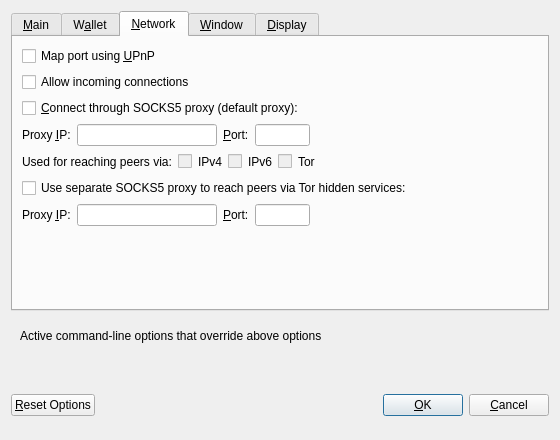
Qt form src/qt/forms/optionsdialog.ui (unitusdev/unitus) before a commit.
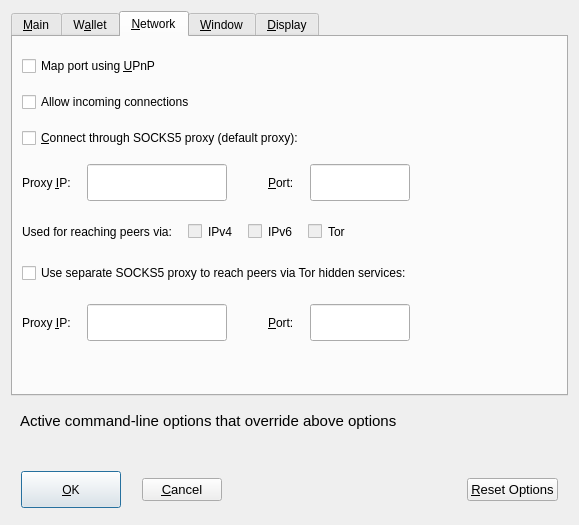
The same form after that commit. The open tabs and pages were chosen to show the change. Custom widgets are drawn as their Qt base class.

```diff
--- a/src/qt/forms/optionsdialog.ui
+++ b/src/qt/forms/optionsdialog.ui
@@ -6,8 +6,8 @@
    <rect>
     <x>0</x>
     <y>0</y>
-    <width>560</width>
-    <height>440</height>
+    <width>579</width>
+    <height>525</height>
    </rect>
   </property>
   <property name="windowTitle">
@@ -186,6 +186,22 @@
        <string>&amp;Network</string>
       </attribute>
       <layout class="QVBoxLayout" name="verticalLayout_Network">
+       <item>
+        <spacer name="verticalSpacer_3">
+         <property name="orientation">
+          <enum>Qt::Vertical</enum>
+         </property>
+         <property name="sizeType">
+          <enum>QSizePolicy::Fixed</enum>
+         </property>
+         <property name="sizeHint" stdset="0">
+          <size>
+           <width>20</width>
+           <height>10</height>
+          </size>
+         </property>
+        </spacer>
+       </item>
        <item>
         <widget class="QCheckBox" name="mapPortUpnp">
          <property name="toolTip">
@@ -196,6 +212,22 @@
          </property>
         </widget>
        </item>
+       <item>
+        <spacer name="verticalSpacer_4">
+         <property name="orientation">
+          <enum>Qt::Vertical</enum>
+         </property>
+         <property name="sizeType">
+          <enum>QSizePolicy::Fixed</enum>
+         </property>
+         <property name="sizeHint" stdset="0">
+          <size>
+           <width>20</width>
+           <height>10</height>
+          </size>
+         </property>
+        </spacer>
+       </item>
        <item>
         <widget class="QCheckBox" name="allowIncoming">
          <property name="toolTip">
@@ -206,6 +238,22 @@
          </property>
         </widget>
        </item>
+       <item>
+        <spacer name="verticalSpacer_9">
+         <property name="orientation">
+          <enum>Qt::Vertical</enum>
+         </property>
+         <property name="sizeType">
+          <enum>QSizePolicy::Fixed</enum>
+         </property>
+         <property name="sizeHint" stdset="0">
+          <size>
+           <width>20</width>
+           <height>10</height>
+          </size>
+         </property>
+        </spacer>
+       </item>
        <item>
         <widget class="QCheckBox" name="connectSocks">
          <property name="toolTip">
@@ -218,6 +266,9 @@
        </item>
        <item>
         <layout class="QHBoxLayout" name="horizontalLayout_1_Network">
+         <property name="topMargin">
+          <number>10</number>
+         </property>
          <item>
           <widget class="QLabel" name="proxyIpLabel">
            <property name="text">
@@ -231,12 +282,28 @@
            </property>
           </widget>
          </item>
+         <item>
+          <spacer name="horizontalSpacer_20">
+           <property name="orientation">
+            <enum>Qt::Horizontal</enum>
+           </property>
+           <property name="sizeType">
+            <enum>QSizePolicy::Fixed</enum>
+           </property>
+           <property name="sizeHint" stdset="0">
+            <size>
+             <width>10</width>
+             <height>20</height>
+            </size>
+           </property>
+          </spacer>
+         </item>
          <item>
           <widget class="QValidatedLineEdit" name="proxyIp">
            <property name="minimumSize">
             <size>
              <width>140</width>
-             <height>0</height>
+             <height>37</height>
             </size>
            </property>
            <property name="maximumSize">
@@ -250,6 +317,22 @@
            </property>
           </widget>
          </item>
+         <item>
+          <spacer name="horizontalSpacer_21">
+           <property name="orientation">
+            <enum>Qt::Horizontal</enum>
+           </property>
+           <property name="sizeType">
+            <enum>QSizePolicy::Fixed</enum>
+           </property>
+           <property name="sizeHint" stdset="0">
+            <size>
+             <width>35</width>
+             <height>20</height>
+            </size>
+           </property>
+          </spacer>
+         </item>
          <item>
           <widget class="QLabel" name="proxyPortLabel">
            <property name="text">
@@ -263,12 +346,28 @@
            </property>
           </widget>
          </item>
+         <item>
+          <spacer name="horizontalSpacer_22">
+           <property name="orientation">
+            <enum>Qt::Horizontal</enum>
+           </property>
+           <property name="sizeType">
+            <enum>QSizePolicy::Fixed</enum>
+           </property>
+           <property name="sizeHint" stdset="0">
+            <size>
+             <width>10</width>
+             <height>20</height>
+            </size>
+           </property>
+          </spacer>
+         </item>
          <item>
           <widget class="QLineEdit" name="proxyPort">
            <property name="minimumSize">
             <size>
-             <width>55</width>
-             <height>0</height>
+             <width>100</width>
+             <height>37</height>
             </size>
            </property>
            <property name="maximumSize">
@@ -299,6 +398,12 @@
        </item>
        <item>
         <layout class="QHBoxLayout" name="horizontalLayout_2_Network">
+         <property name="topMargin">
+          <number>15</number>
+         </property>
+         <property name="bottomMargin">
+          <number>15</number>
+         </property>
          <item>
           <widget class="QLabel" name="proxyActiveNets">
            <property name="text">
@@ -309,6 +414,22 @@
            </property>
           </widget>
          </item>
+         <item>
+          <spacer name="horizontalSpacer_23">
+           <property name="orientation">
+            <enum>Qt::Horizontal</enum>
+           </property>
+           <property name="sizeType">
+            <enum>QSizePolicy::Fixed</enum>
+           </property>
+           <property name="sizeHint" stdset="0">
+            <size>
+             <width>10</width>
+             <height>20</height>
+            </size>
+           </property>
+          </spacer>
+         </item>
          <item>
           <widget class="QCheckBox" name="proxyReachIPv4">
            <property name="enabled">
@@ -332,6 +453,22 @@
            </property>
           </widget>
          </item>
+         <item>
+          <spacer name="horizontalSpacer_24">
+           <property name="orientation">
+            <enum>Qt::Horizontal</enum>
+           </property>
+           <property name="sizeType">
+            <enum>QSizePolicy::Fixed</enum>
+           </property>
+           <property name="sizeHint" stdset="0">
+            <size>
+             <width>10</width>
+             <height>20</height>
+            </size>
+           </property>
+          </spacer>
+         </item>
          <item>
           <widget class="QCheckBox" name="proxyReachIPv6">
            <property name="enabled">
@@ -355,6 +492,22 @@
            </property>
           </widget>
          </item>
+         <item>
+          <spacer name="horizontalSpacer_25">
+           <property name="orientation">
+            <enum>Qt::Horizontal</enum>
+           </property>
+           <property name="sizeType">
+            <enum>QSizePolicy::Fixed</enum>
+           </property>
+           <property name="sizeHint" stdset="0">
+            <size>
+             <width>10</width>
+             <height>20</height>
+            </size>
+           </property>
+          </spacer>
+         </item>
          <item>
           <widget class="QCheckBox" name="proxyReachTor">
            <property name="enabled">
@@ -405,6 +558,9 @@
        </item>
        <item>
         <layout class="QHBoxLayout" name="horizontalLayout_3_Network">
+         <property name="topMargin">
+          <number>15</number>
+         </property>
          <item>
           <widget class="QLabel" name="proxyIpTorLabel">
            <property name="text">
@@ -418,12 +574,28 @@
            </property>
           </widget>
          </item>
+         <item>
+          <spacer name="horizontalSpacer_26">
+           <property name="orientation">
+            <enum>Qt::Horizontal</enum>
+           </property>
+           <property name="sizeType">
+            <enum>QSizePolicy::Fixed</enum>
+           </property>
+           <property name="sizeHint" stdset="0">
+            <size>
+             <width>10</width>
+             <height>20</height>
+            </size>
+           </property>
+          </spacer>
+         </item>
          <item>
           <widget class="QValidatedLineEdit" name="proxyIpTor">
            <property name="minimumSize">
             <size>
              <width>140</width>
-             <height>0</height>
+             <height>37</height>
             </size>
            </property>
            <property name="maximumSize">
@@ -437,6 +609,22 @@
            </property>
           </widget>
          </item>
+         <item>
+          <spacer name="horizontalSpacer_27">
+           <property name="orientation">
+            <enum>Qt::Horizontal</enum>
+           </property>
+           <property name="sizeType">
+            <enum>QSizePolicy::Fixed</enum>
+           </property>
+           <property name="sizeHint" stdset="0">
+            <size>
+             <width>35</width>
+             <height>20</height>
+            </size>
+           </property>
+          </spacer>
+         </item>
          <item>
           <widget class="QLabel" name="proxyPortTorLabel">
            <property name="text">
@@ -450,12 +638,28 @@
            </property>
           </widget>
          </item>
+         <item>
+          <spacer name="horizontalSpacer_28">
+           <property name="orientation">
+            <enum>Qt::Horizontal</enum>
+           </property>
+           <property name="sizeType">
+            <enum>QSizePolicy::Fixed</enum>
+           </property>
+           <property name="sizeHint" stdset="0">
+            <size>
+             <width>10</width>
+             <height>20</height>
+            </size>
+           </property>
+          </spacer>
+         </item>
          <item>
           <widget class="QLineEdit" name="proxyPortTor">
            <property name="minimumSize">
             <size>
-             <width>55</width>
-             <height>0</height>
+             <width>100</width>
+             <height>37</height>
             </size>
            </property>
            <property name="maximumSize">
@@ -650,6 +854,11 @@
        <layout class="QHBoxLayout" name="horizontalLayout_Bottom">
         <item>
          <widget class="QLabel" name="overriddenByCommandLineInfoLabel">
+          <property name="font">
+           <font>
+            <pointsize>11</pointsize>
+           </font>
+          </property>
           <property name="text">
            <string>Active command-line options that override above options</string>
           </property>
@@ -691,13 +900,56 @@
    </item>
    <item>
     <layout class="QHBoxLayout" name="horizontalLayout_Buttons">
+     <property name="leftMargin">
+      <number>10</number>
+     </property>
+     <property name="rightMargin">
+      <number>10</number>
+     </property>
      <item>
-      <widget class="QPushButton" name="resetButton">
-       <property name="toolTip">
-        <string>Reset all client options to default.</string>
+      <widget class="QPushButton" name="okButton">
+       <property name="minimumSize">
+        <size>
+         <width>100</width>
+         <height>37</height>
+        </size>
        </property>
        <property name="text">
-        <string>&amp;Reset Options</string>
+        <string>&amp;OK</string>
+       </property>
+       <property name="autoDefault">
+        <bool>false</bool>
+       </property>
+       <property name="default">
+        <bool>true</bool>
+       </property>
+      </widget>
+     </item>
+     <item>
+      <spacer name="horizontalSpacer_3">
+       <property name="orientation">
+        <enum>Qt::Horizontal</enum>
+       </property>
+       <property name="sizeType">
+        <enum>QSizePolicy::Fixed</enum>
+       </property>
+       <property name="sizeHint" stdset="0">
+        <size>
+         <width>15</width>
+         <height>48</height>
+        </size>
+       </property>
+      </spacer>
+     </item>
+     <item>
+      <widget class="QPushButton" name="cancelButton">
+       <property name="font">
+        <font>
+         <pointsize>10</pointsize>
+        </font>
+       </property>
+       <property name="text">
+        <string>&amp;Cancel</string>
        </property>
        <property name="autoDefault">
         <bool>false</bool>
@@ -756,22 +1008,17 @@
       </spacer>
      </item>
      <item>
-      <widget class="QPushButton" name="okButton">
-       <property name="text">
-        <string>&amp;OK</string>
+      <widget class="QPushButton" name="resetButton">
+       <property name="font">
+        <font>
+         <pointsize>10</pointsize>
+        </font>
        </property>
-       <property name="autoDefault">
-        <bool>false</bool>
+       <property name="toolTip">
+        <string>Reset all client options to default.</string>
        </property>
-       <property name="default">
-        <bool>true</bool>
-       </property>
-      </widget>
-     </item>
-     <item>
-      <widget class="QPushButton" name="cancelButton">
        <property name="text">
-        <string>&amp;Cancel</string>
+        <string>&amp;Reset Options</string>
        </property>
        <property name="autoDefault">
         <bool>false</bool>
```
Left out of the diff: 285 changed lines with no effect on the pictures.
